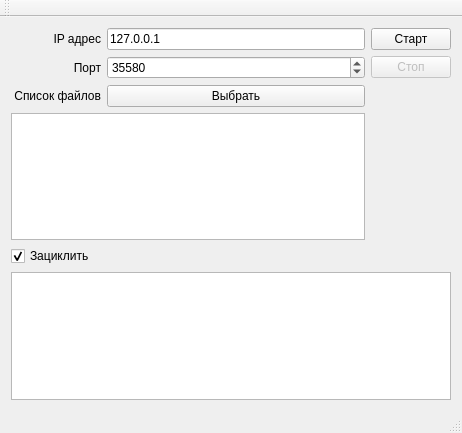
This is GAEmulator/mainwindow.ui in breton75/EKMA as Qt 5 draws it before an edit. The edited form follows.
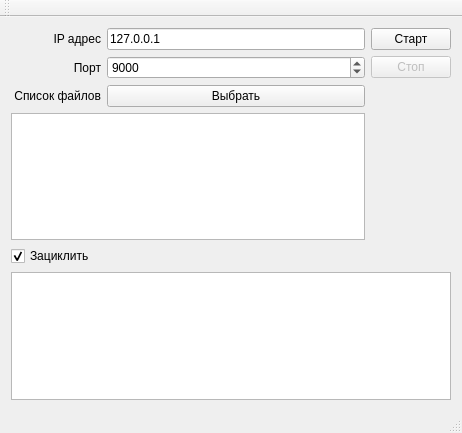
This is the edited form.

Diff of the .ui file:
```diff
--- a/GAEmulator/mainwindow.ui
+++ b/GAEmulator/mainwindow.ui
@@ -91,7 +91,7 @@
              <number>65535</number>
             </property>
             <property name="value">
-             <number>35580</number>
+             <number>9000</number>
             </property>
            </widget>
           </item>
```
Left out of the diff: 2 changed lines with no effect on the pictures.
